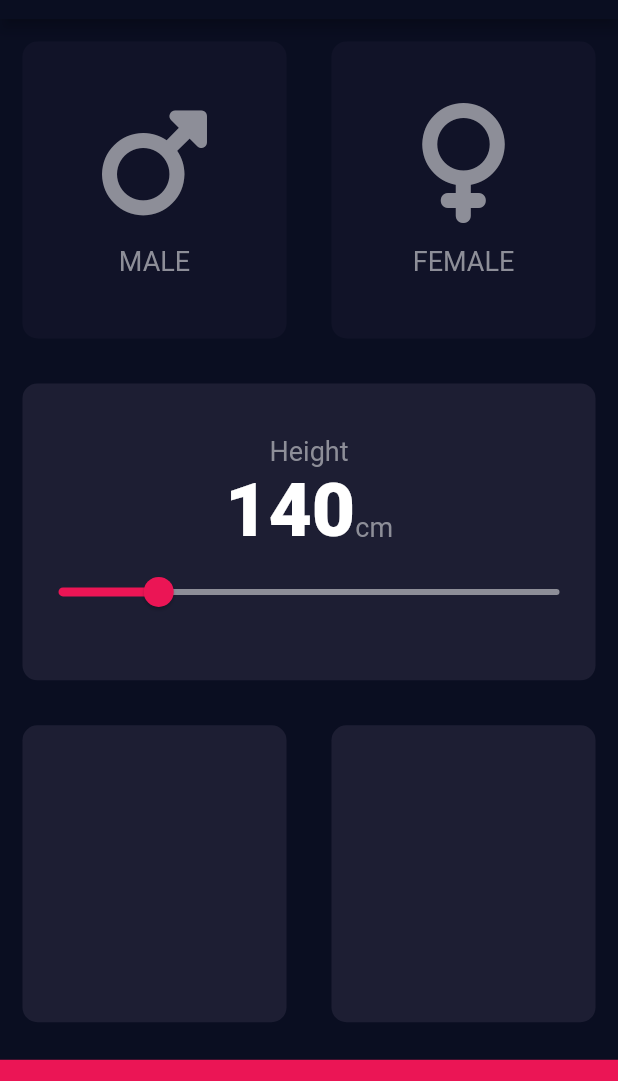
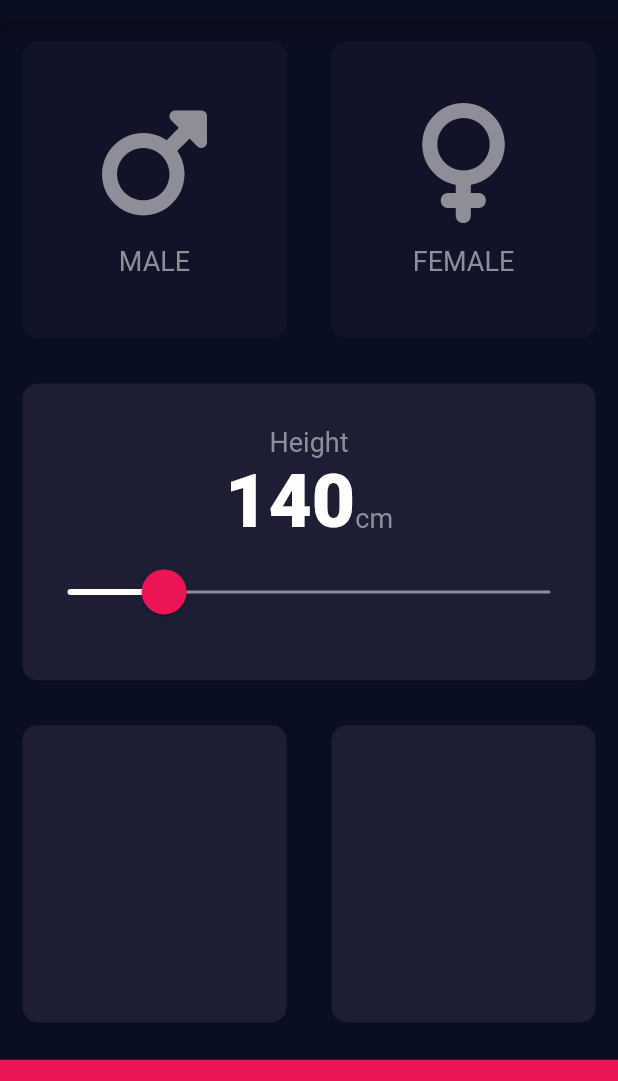
Before and after one commit to nativacu/bmi-calculator-flutter, a Flutter app: the screen it shows after launch, on a phone screen of 412 x 824 dp, the part 65-1146 px from its top. Run offline on Flutter 3.47's test engine with Material 2 defaults, Android fonts, the phone set to English and light mode, and no system bars; our stand-ins replace font_awesome_flutter.

Commit message:
style: customizing slider

```diff
--- a/lib/constants.dart
+++ b/lib/constants.dart
@@ -12,3 +12,4 @@ const kPrimaryTextStyle = TextStyle(
 );
 
 const Color kAccentColor = Color(0xFFEB1555);
+const Color kAccentColor16 = Color(0x26EB1555);
--- a/lib/height_slider.dart
+++ b/lib/height_slider.dart
@@ -12,6 +12,9 @@ class HeightSlider extends StatefulWidget {
 
 class _HeightSlider extends State<HeightSlider> {
   int bmiHeight = 140;
+
+  final double minSliderValue = 120.0;
+  final double maxSliderValue = 220.0;
 
   @override
   Widget build(BuildContext context) {
@@ -38,17 +41,26 @@ class _HeightSlider extends State<HeightSlider> {
               ),
             ],
           ),
-          Slider(
+          SliderTheme(
+            data: SliderTheme.of(context).copyWith(
+              thumbShape: const RoundSliderThumbShape(enabledThumbRadius: 15.0),
+              overlayShape: const RoundSliderOverlayShape(overlayRadius: 30.0),
+              thumbColor: kAccentColor,
+              activeTrackColor: Colors.white,
+              overlayColor: kAccentColor16,
+              trackHeight: 2.0,
+              inactiveTrackColor: kSecondaryContentColor,
+            ),
+            child: Slider(
               value: bmiHeight.toDouble(),
-            min: 120,
-            max: 220,
-            activeColor: kAccentColor,
-            inactiveColor: kSecondaryContentColor,
+              min: minSliderValue,
+              max: maxSliderValue,
               onChanged: (double height) {
                 setState(() {
                   bmiHeight = height.round();
                 });
               },
+            ),
           )
         ],
       ),
```
Lines whose indentation alone changed are shown as unchanged.
